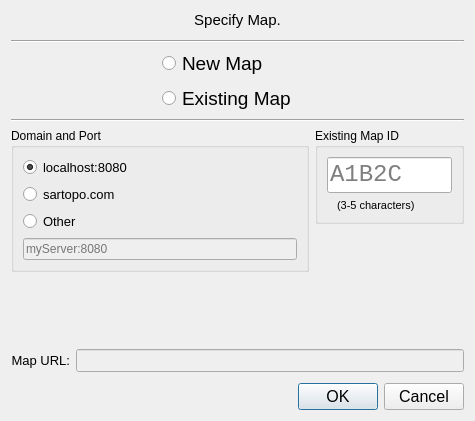
ncssar/plans_console, file specifyMapDialog.ui: the form before one commit.
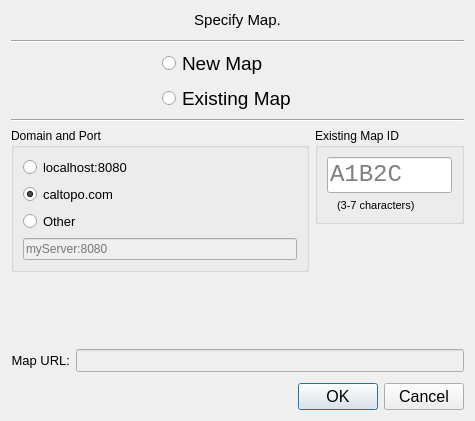
The form after the commit.

Diff of the .ui file:
```diff
--- a/specifyMapDialog.ui
+++ b/specifyMapDialog.ui
@@ -192,7 +192,7 @@
                <string>localhost:8080</string>
               </property>
               <property name="checked">
-               <bool>true</bool>
+               <bool>false</bool>
               </property>
               <attribute name="buttonGroup">
                <string notr="true">domainAndPortButtonGroup</string>
@@ -213,7 +213,10 @@
                </font>
               </property>
               <property name="text">
-               <string>sartopo.com</string>
+               <string>caltopo.com</string>
+              </property>
+              <property name="checked">
+               <bool>true</bool>
               </property>
               <attribute name="buttonGroup">
                <string notr="true">domainAndPortButtonGroup</string>
@@ -329,7 +332,7 @@
                </font>
               </property>
               <property name="text">
-               <string>(3-5 characters)</string>
+               <string>(3-7 characters)</string>
               </property>
               <property name="indent">
                <number>10</number>
```
Left out of the diff: 2 changed lines with no effect on the pictures.
